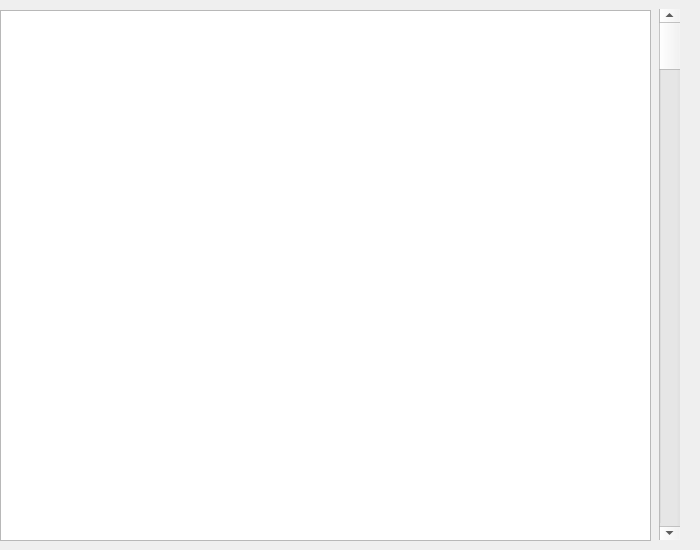
First picture: the form in Simple/History.ui, repository navidnasyry/simple-calculator, before the edit.
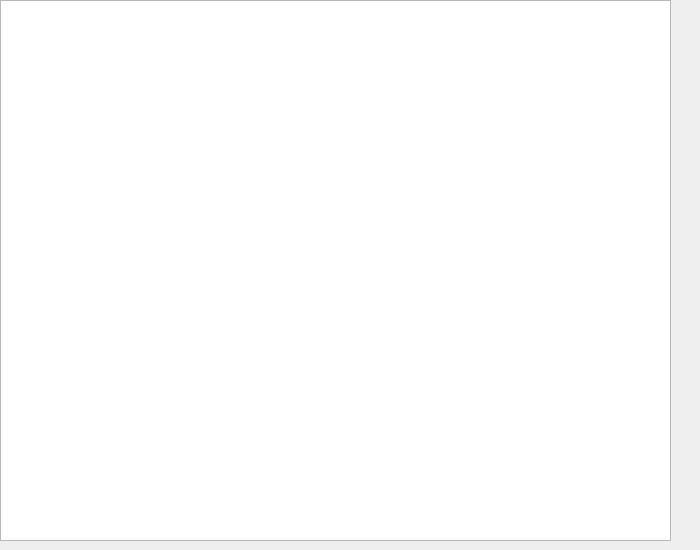
Second picture: the form after the edit.

What changed in the file:
```diff
--- a/Simple/History.ui
+++ b/Simple/History.ui
@@ -34,29 +34,16 @@
   <property name="windowTitle">
    <string>Dialog</string>
   </property>
-  <widget class="QTextBrowser" name="txt_browser_history">
+  <widget class="QListWidget" name="lst_Widget_History">
    <property name="geometry">
     <rect>
      <x>0</x>
-     <y>10</y>
-     <width>651</width>
-     <height>531</height>
+     <y>0</y>
+     <width>671</width>
+     <height>541</height>
     </rect>
    </property>
   </widget>
-  <widget class="QScrollBar" name="verticalScrollBar">
-   <property name="geometry">
-    <rect>
-     <x>659</x>
-     <y>9</y>
-     <width>21</width>
-     <height>531</height>
-    </rect>
-   </property>
-   <property name="orientation">
-    <enum>Qt::Vertical</enum>
-   </property>
-  </widget>
  </widget>
  <resources/>
  <connections/>
```
